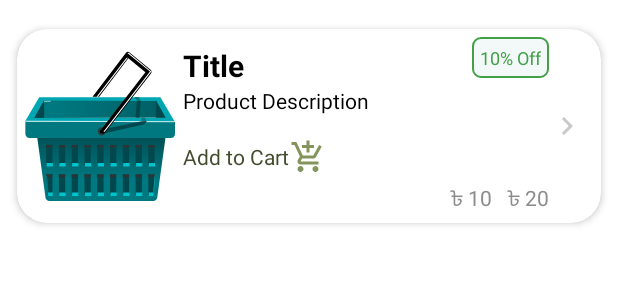
After one commit to dipu0/Greeneries-E-Gardening-Android-App, an Android app: the layout row_product_buyer_2.xml on its own in the app's theme, with its tools: preview values and no code run, on a phone screen of 412 x 824 dp. The commit adds this screen. Shown: the top 300 px of the screen. Run offline under Robolectric (Android 15) with nearby library versions, the phone set to English and light mode, and no system bars.

Commit message:
ui change

```diff
--- /dev/null
+++ b/app/src/main/res/layout/row_product_buyer_2.xml
@@ -0,0 +1,124 @@
+<?xml version="1.0" encoding="utf-8"?>
+<androidx.cardview.widget.CardView xmlns:android="http://schemas.android.com/apk/res/android"
+    xmlns:tools="http://schemas.android.com/tools"
+    android:layout_width="match_parent"
+    android:layout_height="wrap_content"
+    xmlns:app="http://schemas.android.com/apk/res-auto"
+    android:layout_marginTop="5dp"
+    app:cardElevation="3dp"
+    app:cardCornerRadius="20dp"
+    app:contentPadding="5dp"
+    app:cardMaxElevation="5dp"
+    app:cardUseCompatPadding="true"
+    tools:ignore="MissingDefaultResource">
+
+    <RelativeLayout
+        android:layout_width="match_parent"
+        android:layout_height="wrap_content">
+
+        <ImageView
+            android:id="@+id/productIconIV"
+            android:layout_width="100dp"
+            android:layout_height="100dp"
+            android:layout_centerVertical="true"
+            android:layout_marginEnd="5dp"
+            android:layout_marginRight="5dp"
+            android:adjustViewBounds="true"
+            android:scaleType="fitCenter"
+            android:src="@drawable/ic_cart_type2" />
+
+        <RelativeLayout
+            android:layout_width="match_parent"
+            android:layout_height="wrap_content"
+            android:layout_centerVertical="true"
+            android:orientation="vertical"
+            android:layout_toStartOf="@id/nextIV"
+            android:layout_toLeftOf="@id/nextIV"
+            android:layout_toEndOf="@id/productIconIV"
+            android:layout_toRightOf="@id/productIconIV">
+
+            <TextView
+                android:id="@+id/discountPercentTV"
+                android:layout_width="wrap_content"
+                android:layout_height="wrap_content"
+                android:layout_alignParentRight="true"
+                android:background="@drawable/shap_rect05"
+                android:padding="5dp"
+                android:text="10% Off"
+                android:textSize="12dp"
+                android:textColor="@color/colorGreen" />
+
+            <TextView
+                android:id="@+id/titleTV"
+                android:layout_width="wrap_content"
+                android:layout_height="wrap_content"
+                android:layout_marginTop="5dp"
+                android:text="Title"
+                android:textSize="20dp"
+                android:textStyle="bold"
+                android:textColor="@color/colorBlack" />
+
+            <TextView
+                android:id="@+id/descriptionTV"
+                android:layout_width="wrap_content"
+                android:layout_height="wrap_content"
+                android:layout_below="@id/titleTV"
+                android:text="Product Description"
+                android:maxLines="2"
+                android:minLines="2"
+                android:textColor="@color/colorBlack" />
+
+            <TextView
+                android:id="@+id/addToCartTV"
+                android:layout_width="wrap_content"
+                android:layout_height="wrap_content"
+                android:layout_below="@id/descriptionTV"
+                android:drawableEnd="@drawable/ic_shopping_cart_black"
+                android:drawableRight="@drawable/ic_shopping_cart_black"
+                android:gravity="center_vertical"
+                android:text="Add to Cart"
+                android:textColor="@color/colorPrimaryDark" />
+
+            <RelativeLayout
+                android:layout_width="wrap_content"
+                android:layout_height="wrap_content"
+                android:layout_alignParentRight="true"
+                android:layout_below="@id/addToCartTV"
+                android:layout_marginTop="5dp">
+
+                <TextView
+                    android:id="@+id/discountPriceTV"
+                    android:layout_width="wrap_content"
+                    android:layout_height="wrap_content"
+                    android:layout_marginRight="10dp"
+                    android:text="\u09F3 10"
+                    android:textColor="@color/colorGray02" />
+
+                <TextView
+                    android:id="@+id/orignalPriceTV"
+                    android:layout_width="wrap_content"
+                    android:layout_height="wrap_content"
+                    android:layout_toEndOf="@id/discountPriceTV"
+                    android:layout_toRightOf="@id/discountPriceTV"
+                    android:text="\u09F3 20"
+                    android:textColor="@color/colorGray02" />
+
+            </RelativeLayout>
+
+        </RelativeLayout>
+
+        <ImageView
+            android:id="@+id/nextIV"
+            android:layout_width="wrap_content"
+            android:layout_height="wrap_content"
+            android:layout_alignParentEnd="true"
+            android:layout_alignParentRight="true"
+            android:adjustViewBounds="true"
+            android:scaleType="fitCenter"
+            android:layout_centerVertical="true"
+            android:layout_marginRight="5dp"
+            android:src="@drawable/ic_next_gray"/>
+
+    </RelativeLayout>
+
+</androidx.cardview.widget.CardView>
--- a/app/src/main/res/values/colors.xml
+++ b/app/src/main/res/values/colors.xml
@@ -10,6 +10,7 @@
     <color name="colorGreen">#43A047</color>
     <color name="colorGreen1">#cbf49d</color>
     <color name="colorGreen2">#54b0a4</color>
+    <color name="CadmiumGreen">#097969</color>
     <color name="colorRed">#F4511E</color>
     <color name="colorRed01">#FF0000</color>
 </resources>
```
Also changed, not shown: app/src/main/java/com/chowdhuryelab/greeneries/adapters/AdapterAllProductShow.java (+3 -8 lines), app/src/main/java/com/chowdhuryelab/greeneries/adapters/AdapterProductBuyer.java (+2 -7 lines), app/src/main/res/drawable/shape_rect08.xml (added, +15 -0 lines), app/src/main/res/layout/row_product_buyer.xml (+43 -43 lines), 75 other files.
